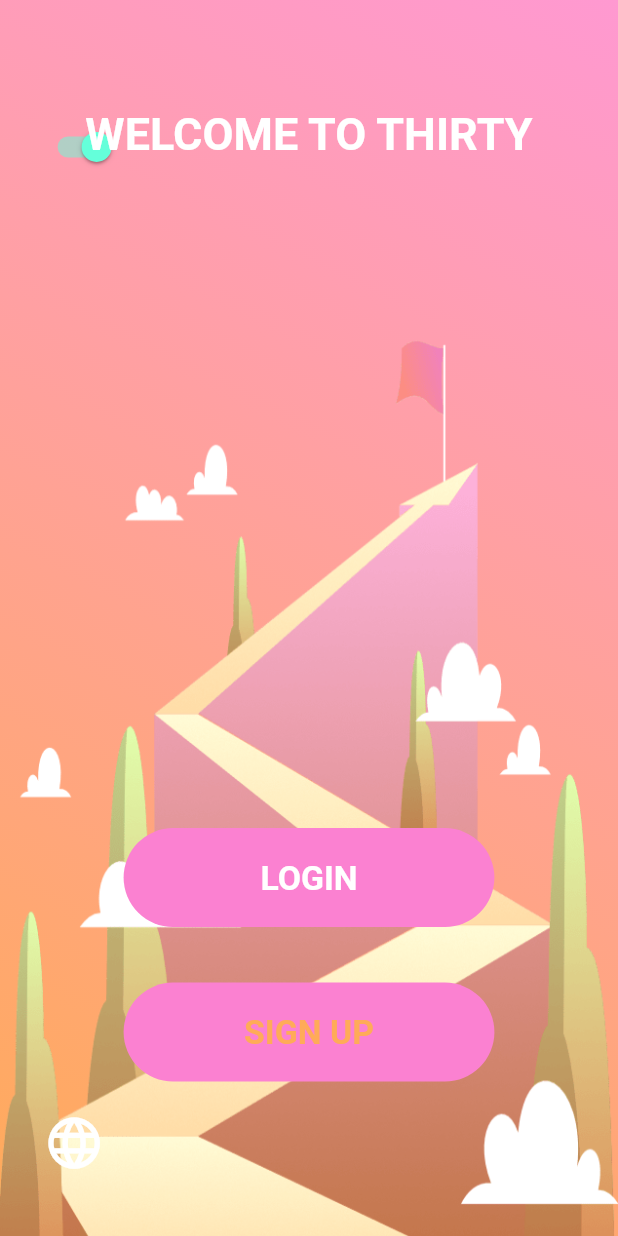
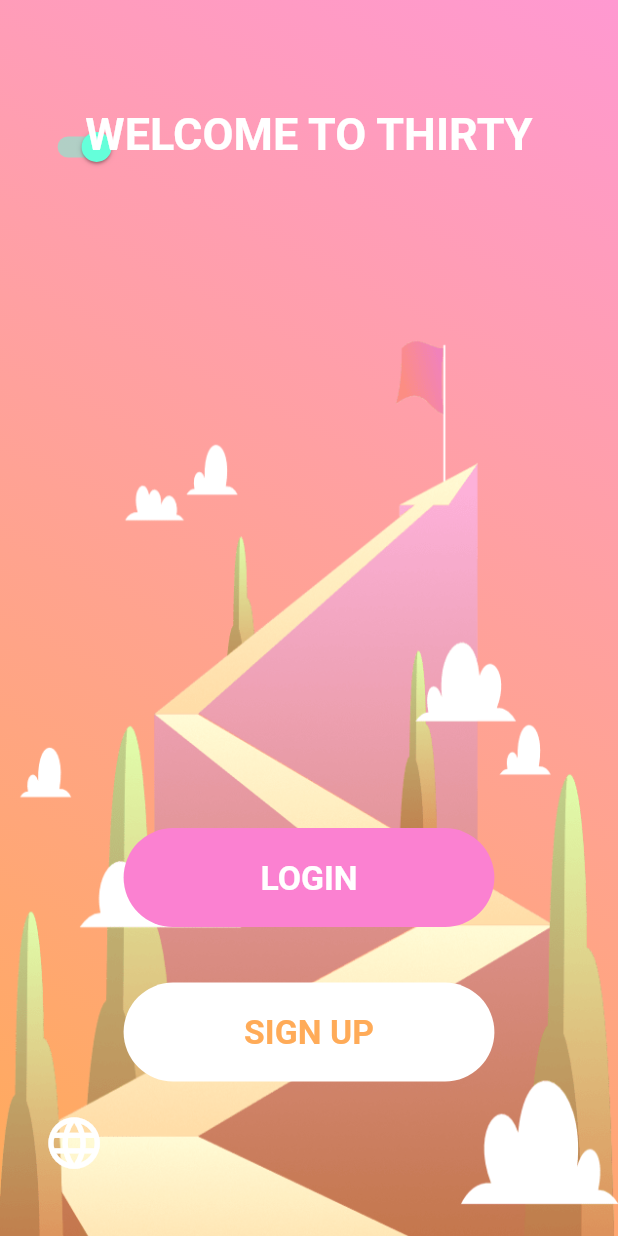
Before and after one commit to Omine100/Thirty, a Flutter app: the screen it shows after launch, on a phone screen of 412 x 824 dp. Run offline on Flutter 3.47's test engine with Material 2 defaults, Android fonts, the phone set to English and light mode, and no system bars; our stand-ins replace cloud_firestore, firebase_auth, intro_slider, lottie, page_transition, shared_preferences; accounts and stored records are empty.

Commit message:
themes.dart
Working on colors now

```diff
--- a/thirty_1.0/thirty/lib/pages/welcome.dart
+++ b/thirty_1.0/thirty/lib/pages/welcome.dart
@@ -44,7 +44,8 @@ class _WelcomeScreenState extends State<WelcomeScreen> {
           context, false, "welcomeSignInSignUpButtonDimension"),
       decoration: BoxDecoration(
         borderRadius: BorderRadius.circular(90.0),
-        color: themes.getColor(context, "welcomeSignInButtonColor"),
+        color: themes.getColor(context,
+            isSignIn ? "welcomeSignInButtonColor" : "welcomeSignUpButtonColor"),
       ),
       child: Center(
         child: Text(
--- a/thirty_1.0/thirty/lib/standards/themes.dart
+++ b/thirty_1.0/thirty/lib/standards/themes.dart
@@ -18,10 +18,10 @@ extension CustomColorScheme on ColorScheme {
     switch (selection) {
       //case 'name': return isDark ? 'dark' : 'light'; break;
       case "backgroundGradientTopRightColor":
-        return isDark ? Color(0xFFFFFFFF) : Color(0xFFFF99D1);
+        return isDark ? Color(0xFF162447) : Color(0xFFFF99D1);
         break;
       case "backgroundGradientBottomLeftColor":
-        return isDark ? Color(0xFF000000) : Color(0xFFFFAB58);
+        return isDark ? Color(0xFF1B1B2F) : Color(0xFFFFAB58);
         break;
 
       case "interfaceStandardsBackButtonColor":
@@ -35,7 +35,7 @@ extension CustomColorScheme on ColorScheme {
         break;
 
       case "welcomeSignInButtonColor":
-        return isDark ? Color(0xFFFFFFFF) : Color(0xFFFB81D1);
+        return isDark ? Color(0xFFFFAB58) : Color(0xFFFB81D1);
         break;
       case "welcomeSignInButtonTextColor":
         return isDark ? Color(0xFF000000) : Color(0xFFFFFFFF);
@@ -235,17 +235,14 @@ extension CustomPositions on MaterialTapTargetSize {
 class Themes {
   //Mechanics: Check dark theme
   bool checkDarkTheme(BuildContext context) {
-    return MediaQuery.of(context).platformBrightness == Brightness.dark
-        ? true
-        : false;
+    return Theme.of(context).primaryColor.value == 4280391411 ? false : true;
   }
 
   //Mechanics: Get color value
   Color getColor(BuildContext context, String _selection) {
-    Color value = Theme.of(context).colorScheme.color(
-        selection: _selection,
-        isDark:
-            Theme.of(context).primaryColor.value == 4280391411 ? false : true);
+    Color value = Theme.of(context)
+        .colorScheme
+        .color(selection: _selection, isDark: checkDarkTheme(context));
     return value;
   }
 
```
